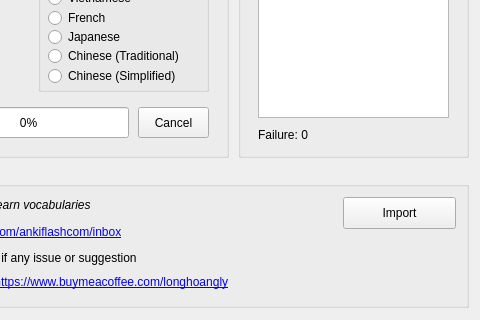
This is ui/ui_generator.ui in longhoangly/ankiflash-importer as Qt 5 draws it before an edit; both pictures show x 202 to 682 and y 303 to 623 of the 682 by 623 pixel window. The edited form follows.
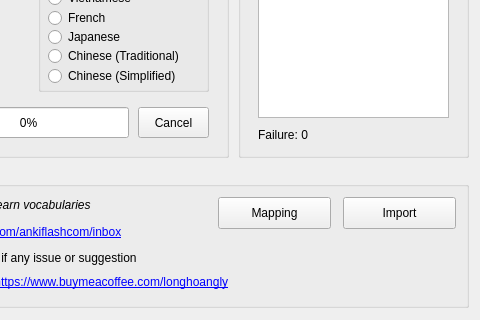
This is the edited form. Icons and pictures are not drawn.

Commit message: add mapping fields feature

What changed in the file:
```diff
--- a/ui/ui_generator.ui
+++ b/ui/ui_generator.ui
@@ -703,6 +703,28 @@
      <string>Import</string>
     </property>
    </widget>
+   <widget class="QPushButton" name="mappingBtn">
+    <property name="geometry">
+     <rect>
+      <x>410</x>
+      <y>30</y>
+      <width>113</width>
+      <height>32</height>
+     </rect>
+    </property>
+    <property name="font">
+     <font>
+      <weight>50</weight>
+      <bold>false</bold>
+     </font>
+    </property>
+    <property name="toolTip">
+     <string>To update existing flashcards with mapping fields</string>
+    </property>
+    <property name="text">
+     <string>Mapping</string>
+    </property>
+   </widget>
   </widget>
  </widget>
  <resources/>
```
Left out of the diff: 6 changed lines with no effect on the pictures. The commit also changes 14 other files.
